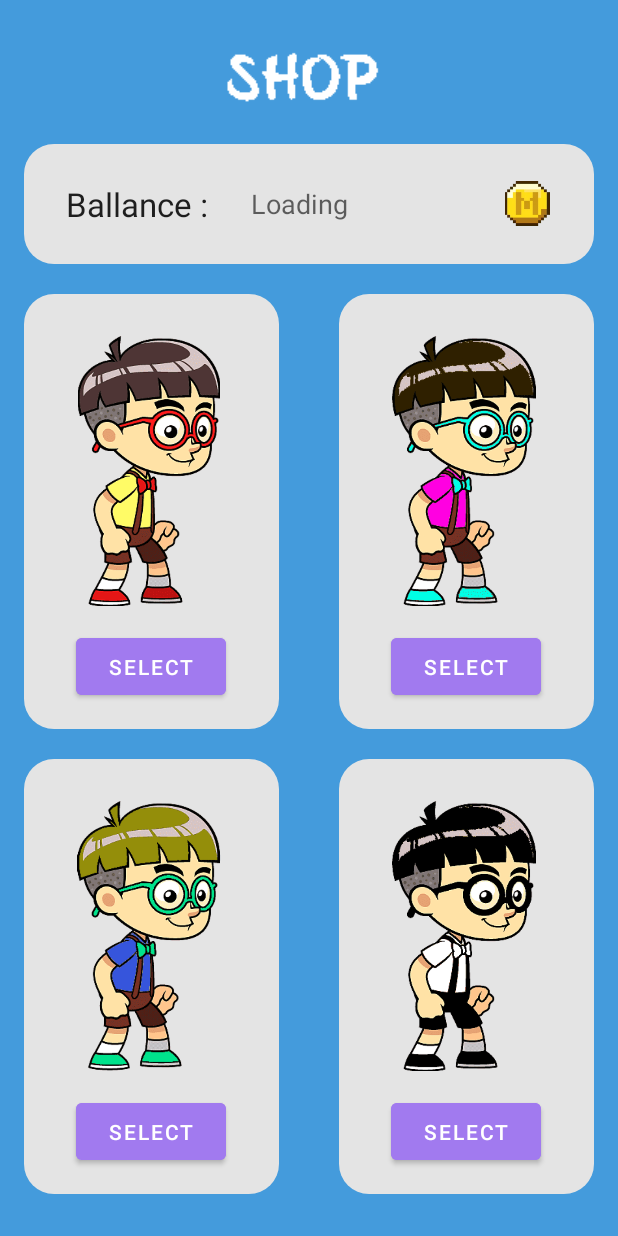
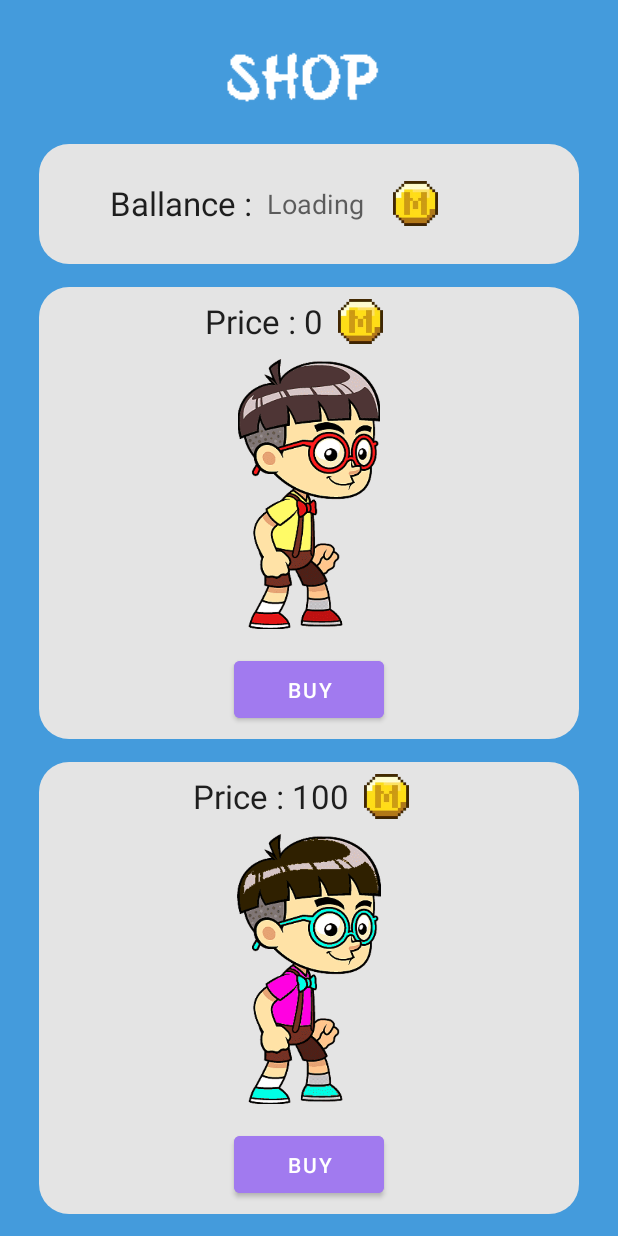
Before and after one commit to Pikl6000/PMA, an Android app: the Shop screen opened directly, with no data from a screen before it, on a phone screen of 412 x 824 dp. Run offline under Robolectric (Android 15) with nearby library versions, the phone set to English and light mode, and no system bars; our stand-ins replace Firebase (no records; nobody signed in at launch, a user with empty details on screens opened directly).

Commit message:
Vylepšeny shop

```diff
--- a/SmellGood/app/src/main/java/com/example/smellgood/RegisterActivity.java
+++ b/SmellGood/app/src/main/java/com/example/smellgood/RegisterActivity.java
@@ -101,7 +101,7 @@
             password1.requestFocus();
         }
         else{
-            Player p = new Player(email,nick,"0","1","0","");
+            Player p = new Player(email,nick,"0","1","0","1,");
             data.getDatabaseReference().addListenerForSingleValueEvent(new ValueEventListener() {
                 @Override
                 public void onDataChange(@NonNull DataSnapshot dataSnapshot) {
--- a/SmellGood/app/src/main/java/com/example/smellgood/ScoreBoard.java
+++ b/SmellGood/app/src/main/java/com/example/smellgood/ScoreBoard.java
@@ -45,16 +45,14 @@
 
     @Override
     protected void onCreate(@Nullable Bundle savedInstanceState) {
+        data = Main.data;
         super.onCreate(savedInstanceState);
         getWindow().getDecorView().setSystemUiVisibility(View.SYSTEM_UI_FLAG_HIDE_NAVIGATION);
         setContentView(R.layout.scoreboard_layout);
         getLoaderManager().initLoader(NOTES_LOADER_ID, Bundle.EMPTY, this);
         notesGridView = (GridView) findViewById(R.id.notesGridView);
-        notesGridView.setAdapter(initializeAdapter());
+        initializeAdapter();
         notesGridView.setOnItemClickListener(this);
-        data = Main.data;
-
-
     }
 
     @Override
@@ -70,7 +68,7 @@
                 .show();
     }
 
-    private ListAdapter initializeAdapter() {
+    private void initializeAdapter() {
         List<String> names = new LinkedList<String>();
 
         Query mquery = data.getDatabaseReference().child("users").orderByChild("score").limitToLast(10);
@@ -80,7 +78,9 @@
                 for(DataSnapshot singleSnapshot : dataSnapshot.getChildren()){
                     Player z = singleSnapshot.getValue(Player.class);
                     String name = z.getNickname()+":\t"+z.getScore();
+                    System.out.println(name);
                     names.add(0, name);
+                    a(names);
                 }
             }
             @Override
@@ -88,13 +88,13 @@
                 System.out.println("Not GUT");
             }
         });
+    }
 
-
-
+    private void a(List<String> names){
         String[] from = names.toArray(new String[names.size()]);
         int[] to = { R.id.notesGridViewItem };
         this.adapter = new SimpleCursorAdapter(this, R.layout.note, NO_CURSOR, from, to, NO_FLAGS);
-        return this.adapter;
+        notesGridView.setAdapter(adapter);
     }
 
     @Override
--- a/SmellGood/app/src/main/java/com/example/smellgood/Shop.java
+++ b/SmellGood/app/src/main/java/com/example/smellgood/Shop.java
@@ -23,6 +23,8 @@
     Fdata data;
     FirebaseAuth mAuth;
     private FirebaseUser user;
+    int ballance = 0 , price1 = 0 , price2 = 100 , price3 = 250 , price4 = 500;
+    String[] unlocked;
 
     @Override
     protected void onCreate(Bundle savedInstanceState) {
@@ -47,28 +49,59 @@
         updateUI();
 
         option1.setOnClickListener(view -> {
-            Main.roboid = 1;
-            zapis(1);
             Toast.makeText(this, "Robo Changed", Toast.LENGTH_SHORT).show();
             startActivity(new Intent(this, Profile.class));
         });
         option2.setOnClickListener(view -> {
-            Main.roboid = 2;
-            zapis(2);
+            if (price2 == 0){
                 Toast.makeText(this, "Robo Changed", Toast.LENGTH_SHORT).show();
                 startActivity(new Intent(this, Profile.class));
+            }
+            else {
+                if (ballance >= price2){
+                    ballance -= price2;
+                    zapis(2);
+                    Toast.makeText(this, "Robo purchased & equipped", Toast.LENGTH_SHORT).show();
+                    startActivity(new Intent(this, Profile.class));
+                }
+                else {
+                    Toast.makeText(this, "Not enough ballance", Toast.LENGTH_SHORT).show();
+                }
+            }
         });
         option3.setOnClickListener(view -> {
-            Main.roboid = 3;
-            zapis(3);
+            if (price3 == 0){
                 Toast.makeText(this, "Robo Changed", Toast.LENGTH_SHORT).show();
                 startActivity(new Intent(this, Profile.class));
+            }
+            else {
+                if (ballance >= price3){
+                    ballance -= price3;
+                    zapis(3);
+                    Toast.makeText(this, "Robo purchased & equipped", Toast.LENGTH_SHORT).show();
+                    startActivity(new Intent(this, Profile.class));
+                }
+                else {
+                    Toast.makeText(this, "Not enough ballance", Toast.LENGTH_SHORT).show();
+                }
+            }
         });
         option4.setOnClickListener(view -> {
-            Main.roboid = 4;
-            zapis(4);
+            if (price4 == 0){
                 Toast.makeText(this, "Robo Changed", Toast.LENGTH_SHORT).show();
                 startActivity(new Intent(this, Profile.class));
+            }
+            else {
+                if (ballance >= price4){
+                    ballance -= price4;
+                    zapis(4);
+                    Toast.makeText(this, "Robo purchased & equipped", Toast.LENGTH_SHORT).show();
+                    startActivity(new Intent(this, Profile.class));
+                }
+                else {
+                    Toast.makeText(this, "Not enough ballance", Toast.LENGTH_SHORT).show();
+                }
+            }
         });
 
         data.getDatabaseReference().addValueEventListener(new ValueEventListener() {
@@ -95,6 +128,25 @@
                         public void run() {
                             assert z != null;
                             ball.setText(z.getBallance());
+                            ballance = Integer.parseInt(z.getBallance());
+                            unlocked = z.getUnlock().split(",");
+                            for (String a : unlocked){
+                                if (a.equals("1")){
+                                    option1.setText("SELECT");
+                                }
+                                if (a.equals("2")){
+                                    option2.setText("SELECT");
+                                    price2 = 0;
+                                }
+                                if (a.equals("3")){
+                                    option3.setText("SELECT");
+                                    price3 = 0;
+                                }
+                                if (a.equals("4")){
+                                    option4.setText("SELECT");
+                                    price4 = 0;
+                                }
+                            }
                         }
                     });
                 }
@@ -118,9 +170,8 @@
                     hashMap.put("name", z.getName());
                     hashMap.put("nickname", z.getNickname());
                     hashMap.put("score", z.getScore());
-                    System.out.println("rOBKO1 : "+robko);
                     hashMap.put("robo", String.valueOf(robko));
-                    hashMap.put("ballance", z.getBallance());
+                    hashMap.put("ballance", String.valueOf(ballance));
 
                     String u = z.getUnlock();
                     if (u.isEmpty()){
@@ -130,10 +181,10 @@
                         String [] un = u.split(",");
                         if (un.length > 1){
                             boolean unlo = false;
-                            for (int i = 0; i < un.length; i++) {
-                                if (un[i].equals(String.valueOf(robko))){
+                            for (String a : un){
+                                System.out.println("a = "+a);
+                                if (a.equals(String.valueOf(robko))){
                                     unlo = true;
-                                    Toast.makeText(Shop.this, "Robo is already unlocked", Toast.LENGTH_SHORT).show();
                                 }
                             }
                             if (!unlo){
@@ -141,10 +192,7 @@
                             }
                         }
                         else {
-                            if (un.length == 1 && un[0].equals(String.valueOf(robko))){
-                                Toast.makeText(Shop.this, "Robo is already unlocked", Toast.LENGTH_SHORT).show();
-                            }
-                            else {
+                            if (!un[0].equals(String.valueOf(robko))){
                                 u += String.valueOf(robko) + ",";
                             }
                         }
--- a/SmellGood/app/src/main/res/layout/shop.xml
+++ b/SmellGood/app/src/main/res/layout/shop.xml
@@ -1,15 +1,20 @@
 <?xml version="1.0" encoding="utf-8"?>
-<LinearLayout xmlns:android="http://schemas.android.com/apk/res/android"
+<ScrollView xmlns:android="http://schemas.android.com/apk/res/android"
     xmlns:app="http://schemas.android.com/apk/res-auto"
     android:layout_width="match_parent"
-    android:layout_height="match_parent"
+    android:layout_height="wrap_content"
     android:background="#449BDC"
     android:backgroundTint="#449BDC"
     android:orientation="vertical"
     android:paddingLeft="16dp"
     android:paddingTop="16dp"
     android:paddingRight="16dp"
-    android:paddingBottom="16dp">
+    android:scrollbars="none">
+
+    <LinearLayout
+        android:layout_width="match_parent"
+        android:layout_height="wrap_content"
+        android:orientation="vertical">
 
         <ImageView
             android:id="@+id/shopImage"
@@ -21,57 +26,83 @@
         <LinearLayout
             android:layout_width="match_parent"
             android:layout_height="80dp"
+            android:layout_marginStart="10dp"
+            android:layout_marginEnd="10dp"
             android:background="@drawable/border"
             android:gravity="center"
             android:orientation="horizontal">
 
             <TextView
                 android:id="@+id/textView5"
-            android:layout_width="70dp"
-            android:layout_height="wrap_content"
+                android:layout_width="wrap_content"
+                android:layout_height="30dp"
                 android:layout_marginStart="20dp"
                 android:layout_weight="1"
+                android:gravity="end"
+                android:paddingEnd="10dp"
                 android:text="Ballance :"
                 android:textAppearance="@style/TextAppearance.AppCompat.Large" />
 
             <TextView
                 android:id="@+id/ballanc"
-            android:layout_width="94dp"
-            android:layout_height="wrap_content"
+                android:layout_width="wrap_content"
+                android:layout_height="30dp"
                 android:layout_weight="1"
+                android:gravity="center|start"
                 android:text="Loading"
                 android:textAppearance="@style/TextAppearance.AppCompat.Medium" />
 
             <ImageView
                 android:id="@+id/imageView9"
-            android:layout_width="20dp"
+                android:layout_width="wrap_content"
                 android:layout_height="30dp"
                 android:layout_weight="1"
-            android:scaleType="fitCenter"
+                android:scaleType="fitStart"
                 app:srcCompat="@drawable/coin" />
 
         </LinearLayout>
 
-    <GridLayout
+        <LinearLayout
             android:layout_width="match_parent"
             android:layout_height="wrap_content"
-        android:paddingTop="20dp">
+            android:layout_marginStart="10dp"
+            android:layout_marginTop="15dp"
+            android:layout_marginEnd="10dp"
+            android:background="@drawable/border"
+            android:gravity="center"
+            android:orientation="vertical">
 
 
             <LinearLayout
-            android:layout_width="170dp"
-            android:layout_height="290dp"
-            android:layout_row="0"
-            android:layout_column="0"
-            android:background="@drawable/border"
-            android:orientation="vertical">
+                android:layout_width="match_parent"
+                android:layout_height="30dp"
+                android:gravity="center"
+                android:orientation="horizontal">
 
+                <TextView
+                    android:id="@+id/textView8"
+                    android:layout_width="125dp"
+                    android:layout_height="wrap_content"
+                    android:layout_weight="1"
+                    android:gravity="end"
+                    android:text="Price : 0"
+                    android:textAppearance="@style/TextAppearance.AppCompat.Large" />
+
+                <ImageView
+                    android:id="@+id/imageView5"
+                    android:layout_width="wrap_content"
+                    android:layout_height="wrap_content"
+                    android:layout_gravity="start"
+                    android:layout_weight="1"
+                    android:paddingStart="10dp"
+                    android:scaleType="fitStart"
+                    app:srcCompat="@drawable/coin" />
+            </LinearLayout>
 
             <ImageView
                 android:layout_width="100dp"
                 android:layout_height="180dp"
-                android:layout_marginLeft="25dp"
-                android:layout_marginTop="20dp"
+                android:layout_marginTop="10dp"
                 app:srcCompat="@drawable/robostand" />
 
             <Button
@@ -81,24 +112,50 @@
                 android:layout_gravity="center"
                 android:layout_marginTop="15dp"
                 android:backgroundTint="#a17aef"
-                android:text="SELECT"
+                android:text="BUY"
                 android:textColor="#FFFFFF"></Button>
         </LinearLayout>
 
         <LinearLayout
-            android:layout_width="170dp"
-            android:layout_height="290dp"
-            android:layout_row="0"
-            android:layout_column="1"
-            android:layout_marginLeft="40dp"
+            android:layout_width="match_parent"
+            android:layout_height="wrap_content"
+            android:layout_marginStart="10dp"
+            android:layout_marginTop="15dp"
+            android:layout_marginEnd="10dp"
             android:background="@drawable/border"
+            android:gravity="center"
             android:orientation="vertical">
+
+            <LinearLayout
+                android:layout_width="match_parent"
+                android:layout_height="30dp"
+                android:gravity="center"
+                android:orientation="horizontal">
+
+                <TextView
+                    android:id="@+id/textView9"
+                    android:layout_width="160dp"
+                    android:layout_height="wrap_content"
+                    android:layout_weight="1"
+                    android:gravity="end"
+                    android:text="Price : 100"
+                    android:textAppearance="@style/TextAppearance.AppCompat.Large" />
+
+                <ImageView
+                    android:id="@+id/imageView10"
+                    android:layout_width="wrap_content"
+                    android:layout_height="wrap_content"
+                    android:layout_gravity="start"
+                    android:layout_weight="1"
+                    android:paddingStart="10dp"
+                    android:scaleType="fitStart"
+                    app:srcCompat="@drawable/coin" />
+            </LinearLayout>
 
             <ImageView
                 android:layout_width="100dp"
                 android:layout_height="180dp"
-                android:layout_marginLeft="25dp"
-                android:layout_marginTop="20dp"
+                android:layout_marginTop="10dp"
                 app:srcCompat="@drawable/robostandpink" />
 
             <Button
@@ -108,24 +165,49 @@
                 android:layout_gravity="center"
                 android:layout_marginTop="15dp"
                 android:backgroundTint="#a17aef"
-                android:text="SELECT"
+                android:text="BUY"
                 android:textColor="#FFFFFF"></Button>
         </LinearLayout>
 
         <LinearLayout
-            android:layout_width="170dp"
-            android:layout_height="290dp"
-            android:layout_row="1"
-            android:layout_column="0"
-            android:layout_marginTop="20dp"
+            android:layout_width="match_parent"
+            android:layout_height="wrap_content"
+            android:layout_marginStart="10dp"
+            android:layout_marginTop="15dp"
+            android:layout_marginEnd="10dp"
             android:background="@drawable/border"
+            android:gravity="center"
             android:orientation="vertical">
+
+            <LinearLayout
+                android:layout_width="match_parent"
+                android:layout_height="30dp"
+                android:gravity="center"
+                android:orientation="horizontal">
+
+                <TextView
+                    android:id="@+id/textView10"
+                    android:layout_width="160dp"
+                    android:layout_height="wrap_content"
+                    android:layout_weight="1"
+                    android:gravity="end"
+                    android:text="Price : 250"
+                    android:textAppearance="@style/TextAppearance.AppCompat.Large" />
+
+                <ImageView
+                    android:layout_width="wrap_content"
+                    android:layout_height="wrap_content"
+                    android:layout_gravity="start"
+                    android:layout_weight="1"
+                    android:paddingStart="10dp"
+                    android:scaleType="fitStart"
+                    app:srcCompat="@drawable/coin" />
+            </LinearLayout>
 
             <ImageView
                 android:layout_width="100dp"
                 android:layout_height="180dp"
-                android:layout_marginLeft="25dp"
-                android:layout_marginTop="20dp"
+                android:layout_marginTop="10dp"
                 app:srcCompat="@drawable/robostandblue" />
 
             <Button
@@ -135,25 +217,50 @@
                 android:layout_gravity="center"
                 android:layout_marginTop="15dp"
                 android:backgroundTint="#a17aef"
-                android:text="SELECT"
+                android:text="BUY"
                 android:textColor="#FFFFFF"></Button>
         </LinearLayout>
 
         <LinearLayout
-            android:layout_width="170dp"
-            android:layout_height="290dp"
-            android:layout_row="1"
-            android:layout_column="1"
-            android:layout_marginLeft="40dp"
-            android:layout_marginTop="20dp"
+            android:layout_width="match_parent"
+            android:layout_height="wrap_content"
+            android:layout_marginStart="10dp"
+            android:layout_marginTop="15dp"
+            android:layout_marginEnd="10dp"
             android:background="@drawable/border"
+            android:gravity="center"
             android:orientation="vertical">
+
+            <LinearLayout
+                android:layout_width="match_parent"
+                android:layout_height="30dp"
+                android:gravity="center"
+                android:orientation="horizontal">
+
+                <TextView
+                    android:id="@+id/textView11"
+                    android:layout_width="160dp"
+                    android:layout_height="wrap_content"
+                    android:layout_weight="1"
+                    android:gravity="end"
+                    android:text="Price : 500"
+                    android:textAppearance="@style/TextAppearance.AppCompat.Large" />
+
+                <ImageView
+                    android:id="@+id/imageView12"
+                    android:layout_width="wrap_content"
+                    android:layout_height="wrap_content"
+                    android:layout_gravity="start"
+                    android:layout_weight="1"
+                    android:paddingStart="10dp"
+                    android:scaleType="fitStart"
+                    app:srcCompat="@drawable/coin" />
+            </LinearLayout>
 
             <ImageView
                 android:layout_width="100dp"
                 android:layout_height="180dp"
-                android:layout_marginLeft="25dp"
-                android:layout_marginTop="20dp"
+                android:layout_marginTop="10dp"
                 app:srcCompat="@drawable/robostandwhite" />
 
             <Button
@@ -163,23 +270,22 @@
                 android:layout_gravity="center"
                 android:layout_marginTop="15dp"
                 android:backgroundTint="#a17aef"
-                android:text="SELECT"
+                android:text="BUY"
                 android:textColor="#FFFFFF" />
 
         </LinearLayout>
-
-
-    </GridLayout>
 
         <TextView
             android:id="@+id/goBack2"
             android:layout_width="match_parent"
             android:layout_height="wrap_content"
-        android:layout_marginTop="50dp"
+            android:layout_marginTop="5dp"
             android:layout_marginBottom="10dp"
             android:gravity="center"
+            android:paddingBottom="5dp"
             android:text="Go to Main menu"
             android:textAppearance="@style/TextAppearance.AppCompat.Large"
             android:textColor="#FFFFFF"
             android:textSize="15sp" />
     </LinearLayout>
+</ScrollView>
```
Also changed, not shown: 18 other files. Lines whose indentation alone changed are shown as unchanged.
